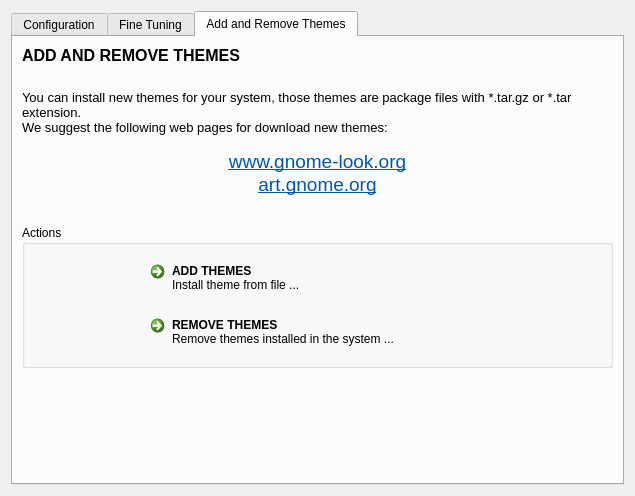
Before: the Qt Designer form src/ui/gui.ui in KDE/kde-gtk-config, drawn with Qt 5.
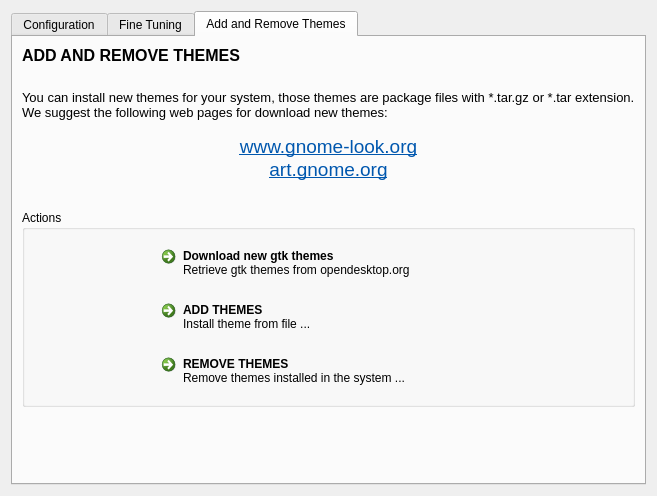
After: the same form once the commit is applied. The open tabs and pages were chosen to show the change. Icons and pictures are not drawn.

```diff
--- a/src/ui/gui.ui
+++ b/src/ui/gui.ui
@@ -6,8 +6,8 @@
    <rect>
     <x>0</x>
     <y>0</y>
-    <width>635</width>
-    <height>491</height>
+    <width>657</width>
+    <height>481</height>
    </rect>
   </property>
   <property name="windowTitle">
@@ -676,7 +676,7 @@
           <string>Actions</string>
          </property>
          <layout class="QGridLayout" name="gridLayout_2">
-          <item row="0" column="1">
+          <item row="2" column="1">
            <widget class="QCommandLinkButton" name="clb_add_theme">
             <property name="minimumSize">
              <size>
@@ -692,7 +692,7 @@
             </property>
            </widget>
           </item>
-          <item row="3" column="1">
+          <item row="5" column="1">
            <widget class="QCommandLinkButton" name="clb_remove_theme">
             <property name="minimumSize">
              <size>
@@ -708,7 +708,7 @@
             </property>
            </widget>
           </item>
-          <item row="0" column="0">
+          <item row="2" column="0">
            <spacer name="horizontalSpacer_2">
             <property name="orientation">
              <enum>Qt::Horizontal</enum>
@@ -721,7 +721,7 @@
             </property>
            </spacer>
           </item>
-          <item row="3" column="0">
+          <item row="5" column="0">
            <spacer name="horizontalSpacer_4">
             <property name="orientation">
              <enum>Qt::Horizontal</enum>
@@ -734,7 +734,7 @@
             </property>
            </spacer>
           </item>
-          <item row="0" column="2">
+          <item row="2" column="2">
            <spacer name="horizontalSpacer_5">
             <property name="orientation">
              <enum>Qt::Horizontal</enum>
@@ -747,7 +747,7 @@
             </property>
            </spacer>
           </item>
-          <item row="3" column="2">
+          <item row="5" column="2">
            <spacer name="horizontalSpacer_6">
             <property name="orientation">
              <enum>Qt::Horizontal</enum>
@@ -760,6 +760,20 @@
             </property>
            </spacer>
           </item>
+          <item row="1" column="1">
+           <widget class="QCommandLinkButton" name="but_theme_ghns">
+            <property name="text">
+             <string>Download new gtk themes</string>
+            </property>
+            <property name="icon">
+             <iconset>
+              <normaloff>../../../../../../../../../../usr/share/icons/oxygen/48x48/places/bookmarks.png</normaloff>../../../../../../../../../../usr/share/icons/oxygen/48x48/places/bookmarks.png</iconset>
+            </property>
+            <property name="description">
+             <string>Retrieve gtk themes from opendesktop.org</string>
+            </property>
+           </widget>
+          </item>
          </layout>
         </widget>
        </item>
```
Left out of the diff: 2 changed lines with no effect on the pictures.
